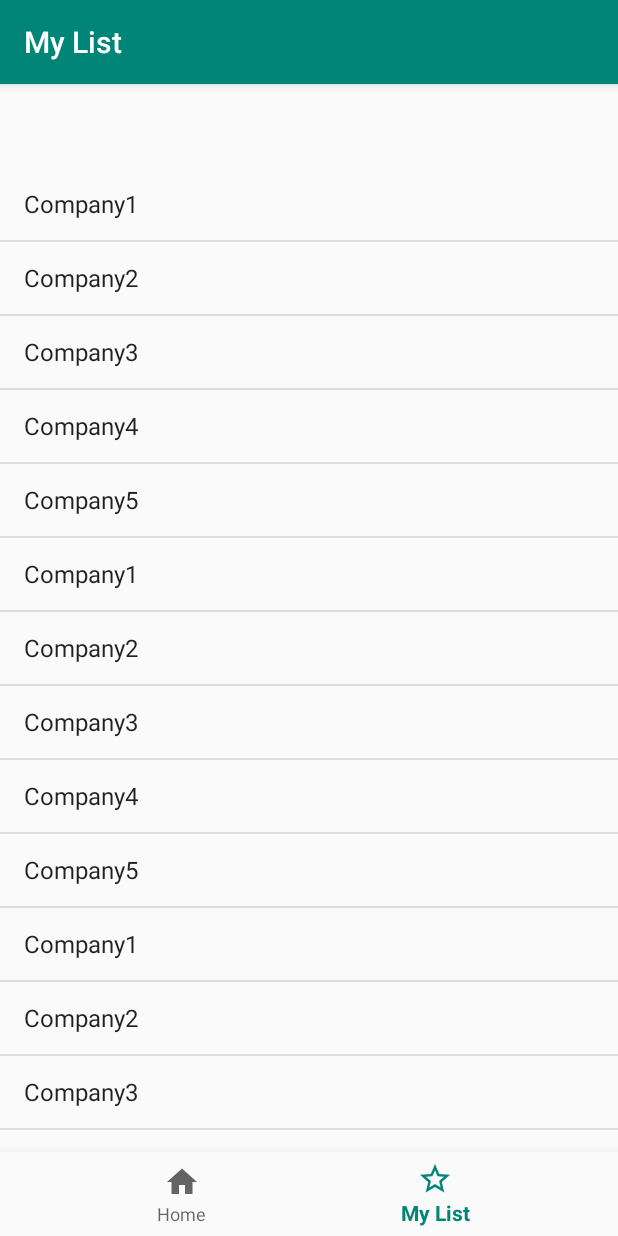
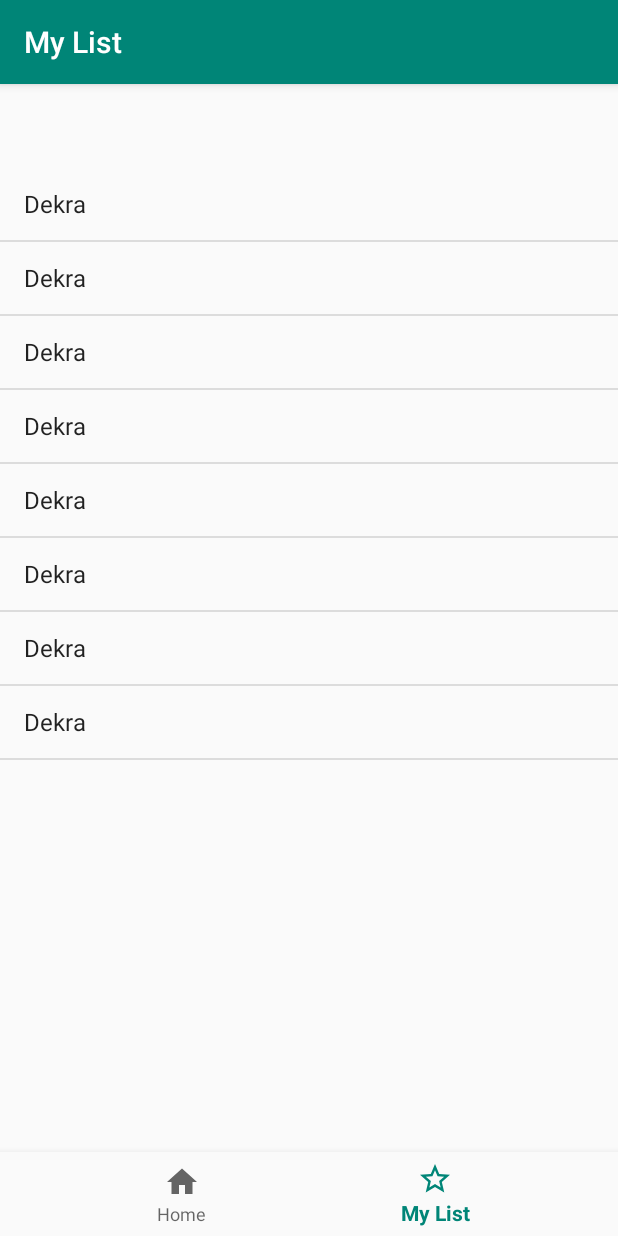
Before and after one commit to zhamahz/JobApp, an Android app: the MyListFragment screen opened through its navigation route, on a phone screen of 412 x 824 dp. Run offline under Robolectric (Android 15) with nearby library versions, the phone set to English and light mode, and no system bars; our stand-ins replace navigation-ui.

Commit message:
listView

```diff
--- a/app/src/main/java/com/example/jobapp/MainActivity.java
+++ b/app/src/main/java/com/example/jobapp/MainActivity.java
@@ -31,28 +31,6 @@ public class MainActivity extends AppCompatActivity {
         NavigationUI.setupActionBarWithNavController(this, navController, appBarConfiguration);
         NavigationUI.setupWithNavController(navView, navController);
 
-        listView=(ListView)findViewById(R.id.listview);
-
-        ArrayList<String> arrayList = new ArrayList<>();
-        arrayList.add("Company1");
-        arrayList.add("Company2");
-        arrayList.add("Company3");
-        arrayList.add("Company4");
-        arrayList.add("Company5");
-        arrayList.add("Company1");
-        arrayList.add("Company2");
-        arrayList.add("Company3");
-        arrayList.add("Company4");
-        arrayList.add("Company5");
-        arrayList.add("Company1");
-        arrayList.add("Company2");
-        arrayList.add("Company3");
-        arrayList.add("Company4");
-        arrayList.add("Company5");
-
-        ArrayAdapter arrayAdapter= new ArrayAdapter(this, android.R.layout.simple_list_item_1, arrayList);
-
-        listView.setAdapter(arrayAdapter);
 
 
     }
--- a/app/src/main/java/com/example/jobapp/ui/MyList/MyListFragment.java
+++ b/app/src/main/java/com/example/jobapp/ui/MyList/MyListFragment.java
@@ -22,7 +22,7 @@ public class MyListFragment extends Fragment {
                              ViewGroup container, Bundle savedInstanceState) {
         notificationsViewModel =
                 ViewModelProviders.of(this).get(MyListViewModel.class);
-        View root = inflater.inflate(R.layout.fragment_notifications, container, false);
+        View root = inflater.inflate(R.layout.fragment_my_list, container, false);
         final TextView textView = root.findViewById(R.id.text_notifications);
         notificationsViewModel.getText().observe(this, new Observer<String>() {
             @Override
--- a/app/src/main/res/layout/activity_main.xml
+++ b/app/src/main/res/layout/activity_main.xml
@@ -35,11 +35,11 @@
         app:navGraph="@navigation/mobile_navigation" />
 
     <ListView
-        android:id="@+id/listview"
+        android:entries="@array/companies"
+        android:id="@+id/list_view"
         android:layout_width="match_parent"
         android:layout_height="match_parent"
-        tools:layout_editor_absoluteX="0dp"
-        tools:layout_editor_absoluteY="82dp" />
+        />
 
 
 </androidx.constraintlayout.widget.ConstraintLayout>
--- a/app/src/main/res/navigation/mobile_navigation.xml
+++ b/app/src/main/res/navigation/mobile_navigation.xml
@@ -17,5 +17,5 @@
         android:id="@+id/navigation_notifications"
         android:name="com.example.jobapp.ui.MyList.MyListFragment"
         android:label="@string/my_list"
-        tools:layout="@layout/fragment_notifications" />
+        tools:layout="@layout/fragment_my_list" />
 </navigation>
--- /dev/null
+++ b/app/src/main/res/values/companies.xml
@@ -0,0 +1,13 @@
+<?xml version="1.0" encoding="utf-8"?>
+<resources>
+    <string-array name="companies">
+        <item>Dekra</item>
+        <item>Dekra</item>
+        <item>Dekra</item>
+        <item>Dekra</item>
+        <item>Dekra</item>
+        <item>Dekra</item>
+        <item>Dekra</item>
+        <item>Dekra</item>
+    </string-array>
+</resources>
```
Also changed, not shown: app/src/main/res/layout/fragment_my_list.xml (renamed from app/src/main/res/layout/fragment_notifications.xml).
